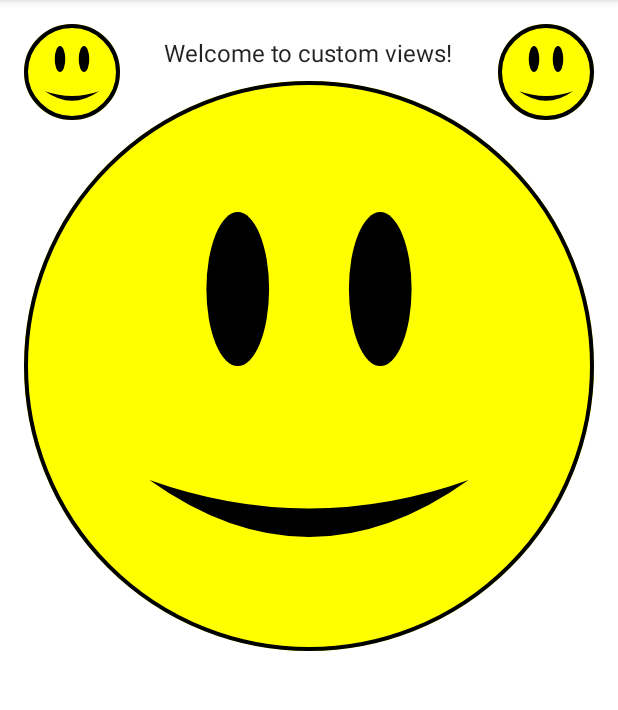
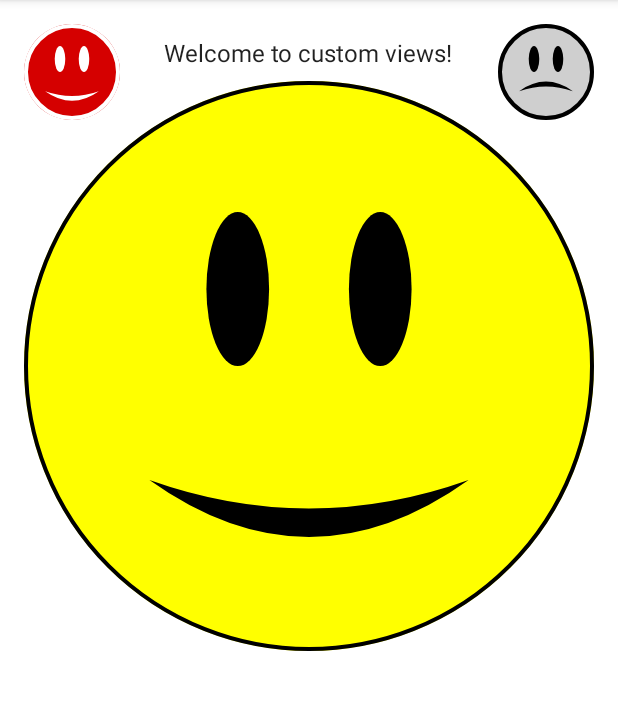
Before and after one commit to praveencris/CustomViewDemo, an Android app: the screen it shows after launch (MainActivity), on a phone screen of 412 x 824 dp, the part 84-794 px from its top. Run offline under Robolectric (Android 15) with nearby library versions, the phone set to English and light mode, and no system bars.

Commit message:
Done adding happy and sad faces

```diff
--- a/app/src/main/java/com/example/behran/customviewdemo/EmotionalFaceView.kt
+++ b/app/src/main/java/com/example/behran/customviewdemo/EmotionalFaceView.kt
@@ -7,22 +7,55 @@ import android.view.View
 
 class EmotionalFaceView(context: Context, attrs: AttributeSet) : View(context, attrs) {
 
+    // Some colors for the face background, eyes and mouth.
+    private var faceColor = DEFAULT_FACE_COLOR
+    private var eyesColor = DEFAULT_EYES_COLOR
+    private var mouthColor = DEFAULT_MOUTH_COLOR
+    private var borderColor = DEFAULT_BORDER_COLOR
+    // Face border width in pixels
+    private var borderWidth = DEFAULT_BORDER_WIDTH
+
     // Paint object for coloring and styling
-    private val paint = Paint(Paint.ANTI_ALIAS_FLAG)
+    private val paint = Paint()
+    private val mouthPath = Path()
+    // View size in pixels
+    private var size = 0
 
-    // Some colors for the face background, eyes and mouth.
-    private var faceColor = Color.YELLOW
-    private var eyesColor = Color.BLACK
-    private var mouthColor = Color.BLACK
-    private var borderColor = Color.BLACK
+    // 3
+    var happinessState = HAPPY
+        set(state) {
+            field = state
+            // 4
+            invalidate()
+        }
 
-    // Face border width in pixels
-    private var borderWidth = 4.0f
+    // 5
+    init {
+        paint.isAntiAlias = true
+        setupAttributes(attrs)
+    }
 
-    // View size in pixels
-    private var size = 320
+    private fun setupAttributes(attrs: AttributeSet?) {
+        // 6
+        // Obtain a typed array of attributes
+        val typedArray = context.theme.obtainStyledAttributes(attrs, R.styleable.EmotionalFaceView,
+            0, 0)
 
-    private val mouthPath = Path()
+        // 7
+        // Extract custom attributes into member variables
+        happinessState = typedArray.getInt(R.styleable.EmotionalFaceView_state, HAPPY.toInt()).toLong()
+        faceColor = typedArray.getColor(R.styleable.EmotionalFaceView_faceColor, DEFAULT_FACE_COLOR)
+        eyesColor = typedArray.getColor(R.styleable.EmotionalFaceView_eyesColor, DEFAULT_EYES_COLOR)
+        mouthColor = typedArray.getColor(R.styleable.EmotionalFaceView_mouthColor, DEFAULT_MOUTH_COLOR)
+        borderColor = typedArray.getColor(R.styleable.EmotionalFaceView_borderColor,
+            DEFAULT_BORDER_COLOR)
+        borderWidth = typedArray.getDimension(R.styleable.EmotionalFaceView_borderWidth,
+            DEFAULT_BORDER_WIDTH)
+
+        // 8
+        // TypedArray objects are shared and must be recycled.
+        typedArray.recycle()
+    }
 
     override fun onDraw(canvas: Canvas?) {
         // call the super method to keep any drawing from the parent side.
@@ -69,13 +102,20 @@ class EmotionalFaceView(context: Context, attrs: AttributeSet) : View(context, a
     }
 
     private fun drawMouth(canvas: Canvas?) {
-        // 1
+        // Clear
+        mouthPath.reset()
+
         mouthPath.moveTo(size * 0.22f, size * 0.7f)
-        // 2
-        mouthPath.quadTo(size * 0.50f, size * 0.80f, size * 0.78f, size * 0.70f)
-        // 3
-        mouthPath.quadTo(size * 0.50f, size * 0.90f, size * 0.22f, size * 0.70f)
 
+        if (happinessState == HAPPY) {
+            // Happy mouth path
+            mouthPath.quadTo(size * 0.5f, size * 0.80f, size * 0.78f, size * 0.7f)
+            mouthPath.quadTo(size * 0.5f, size * 0.90f, size * 0.22f, size * 0.7f)
+        } else {
+            // Sad mouth path
+            mouthPath.quadTo(size * 0.5f, size * 0.50f, size * 0.78f, size * 0.7f)
+            mouthPath.quadTo(size * 0.5f, size * 0.60f, size * 0.22f, size * 0.7f)
+        }
         // 4
         paint.color = mouthColor
         paint.style = Paint.Style.FILL
@@ -92,4 +132,18 @@ class EmotionalFaceView(context: Context, attrs: AttributeSet) : View(context, a
         setMeasuredDimension(size, size)
     }
 
+
+
+    // 1
+    companion object {
+        private const val DEFAULT_FACE_COLOR = Color.YELLOW
+        private const val DEFAULT_EYES_COLOR = Color.BLACK
+        private const val DEFAULT_MOUTH_COLOR = Color.BLACK
+        private const val DEFAULT_BORDER_COLOR = Color.BLACK
+        private const val DEFAULT_BORDER_WIDTH = 4.0f
+
+        const val HAPPY = 0L
+        const val SAD = 1L
+    }
+
 }
```
